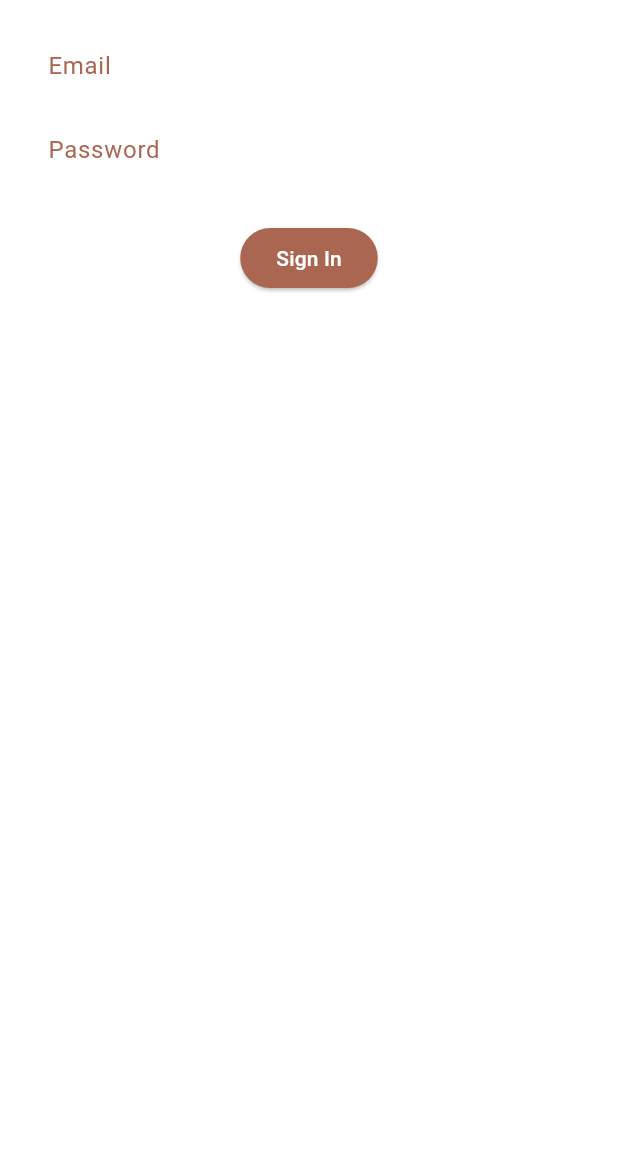
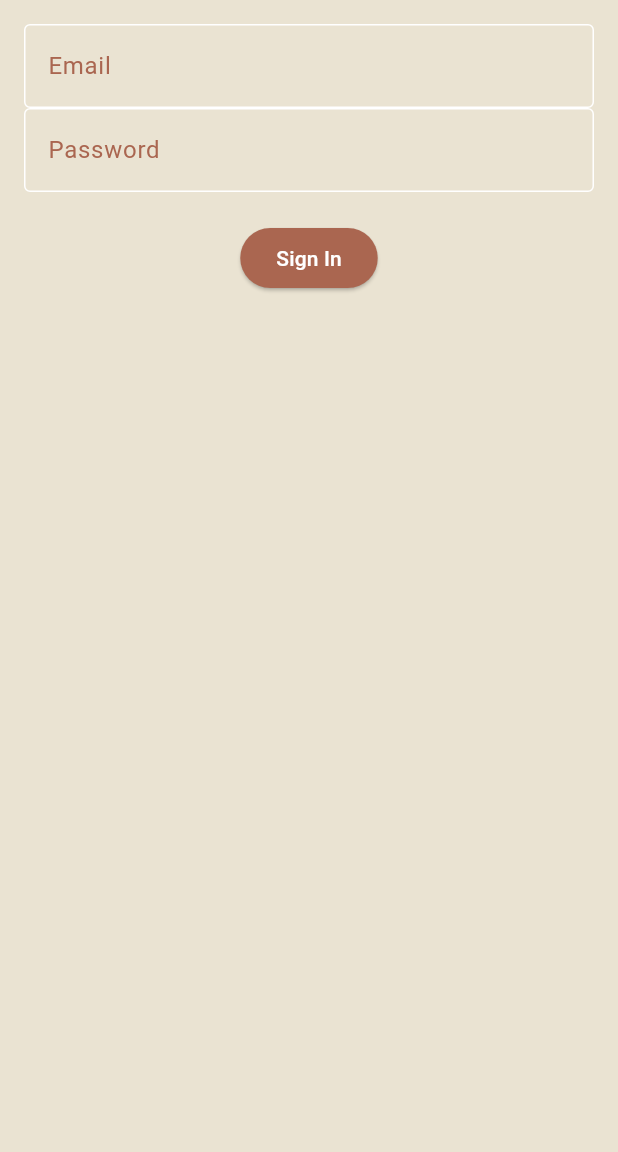
Before and after one commit to calliexal/fluteer, a Flutter app: the screen it shows after launch, on a phone screen of 412 x 824 dp, the part 84-1236 px from its top. Run offline on Flutter 3.47's test engine with Material 3 defaults, Android fonts, the phone set to English and light mode, and no system bars.

Commit message:
Update main.dart

```diff
--- a/lib/main.dart
+++ b/lib/main.dart
@@ -35,6 +35,7 @@
           ),
           labelStyle: TextStyle(color: sanguineBrown),
         ),
+        scaffoldBackgroundColor: whiteRock,
       ),
       initialRoute: '/',
       routes: {
```
